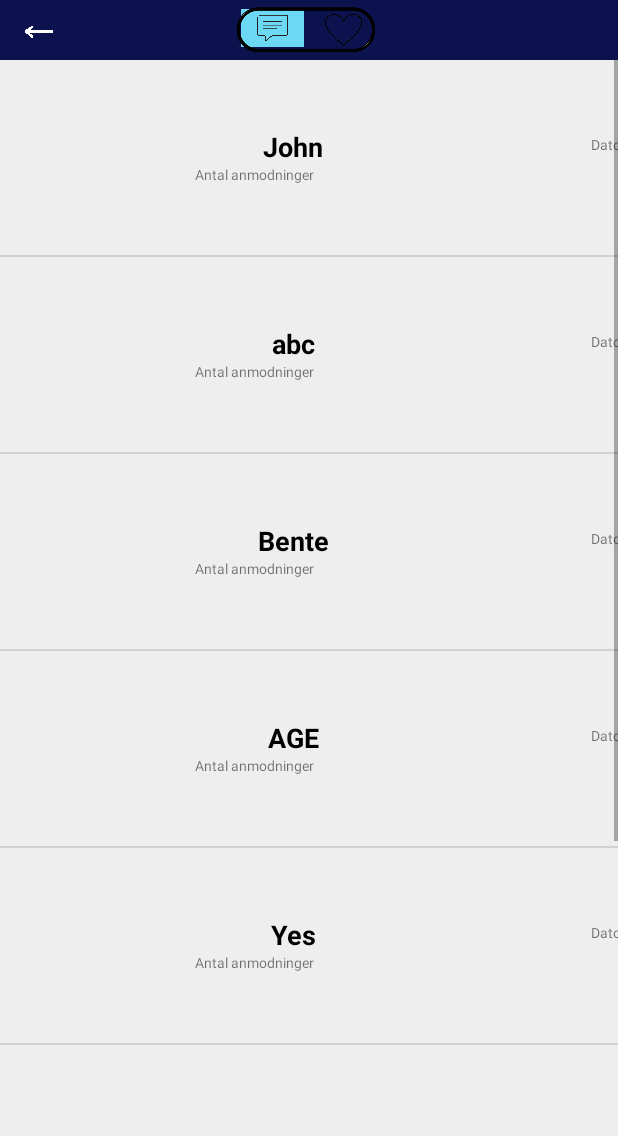
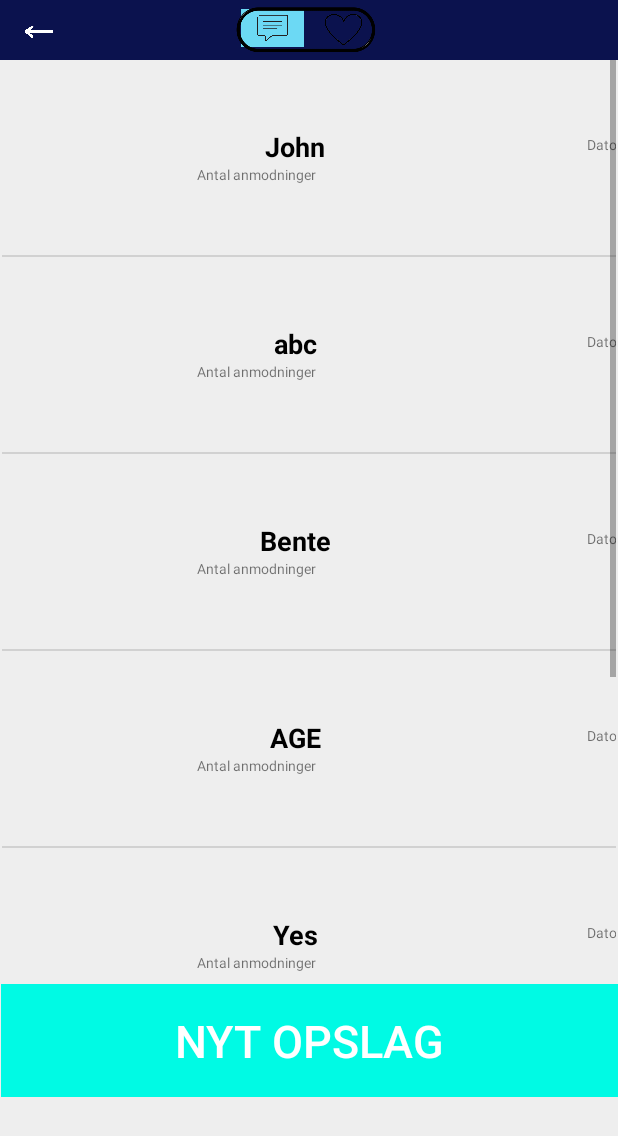
Before and after one commit to notarp1/Oplev, an Android app: the screen it shows after launch (MainActivity), after a tap on an icon or button, on a phone screen of 412 x 824 dp. Shown: the top 1136 px of the screen. Run offline under Robolectric (Android 15) with nearby library versions, the phone set to English and light mode, and no system bars.

Commit message:
Lavet jakobs knap

```diff
--- /dev/null
+++ b/app/src/main/java/com/example/oplev/Create_Button_frag.java
@@ -0,0 +1,33 @@
+package com.example.oplev;
+
+import android.os.Bundle;
+import android.view.LayoutInflater;
+import android.view.View;
+import android.view.ViewGroup;
+import android.widget.Button;
+
+import androidx.fragment.app.Fragment;
+
+public class Create_Button_frag extends Fragment implements View.OnClickListener {
+    Button opret;
+
+    public View onCreateView(LayoutInflater i, ViewGroup container, Bundle savedInstanceState) {
+        View rod = i.inflate(R.layout.nytopslag_knap, container, false);
+
+        opret = rod.findViewById(R.id.opretOpslag_Knap);
+
+        opret.setOnClickListener(this);
+
+        return rod;
+    }
+
+
+
+        @Override
+    public void onClick(View v) {
+        if (v == opret){
+            // do something
+        }
+
+    }
+}
--- a/app/src/main/java/com/example/oplev/Likeside_frag.java
+++ b/app/src/main/java/com/example/oplev/Likeside_frag.java
@@ -29,6 +29,11 @@ public class Likeside_frag extends Fragment implements View.OnClickListener{
 
         ArrayAdapter adapter = new ArrayAdapter(getActivity(), R.layout.besked_liste_element, R.id.beskeder_overskrift, navne);
 
+        getFragmentManager().beginTransaction().replace(R.id.opretopslag_box, new Create_Button_frag())
+                //.addToBackStack(null)
+                .commit();
+
+
         listView = root.findViewById(R.id.beskedListView);
         //listView.setOnItemClickListener(this);
         listView.setAdapter(adapter);
@@ -36,6 +41,9 @@ public class Likeside_frag extends Fragment implements View.OnClickListener{
         hjerte.setOnClickListener(this);
         besked.setOnClickListener(this);
         tilbage.setOnClickListener(this);
+
+
+
 
         return root;
     }
--- a/app/src/main/res/layout/likeside.xml
+++ b/app/src/main/res/layout/likeside.xml
@@ -10,6 +10,10 @@
     >
 
     <androidx.constraintlayout.widget.ConstraintLayout
+        android:layout_width="match_parent"
+        android:layout_height="match_parent">
+
+        <androidx.constraintlayout.widget.ConstraintLayout
             android:id="@+id/top_bar"
             android:layout_width="match_parent"
             android:layout_height="40dp"
@@ -17,12 +21,10 @@
             android:layout_alignParentLeft="true"
             android:layout_alignParentTop="true"
             android:background="@drawable/top_bar"
-        app:layout_constraintBottom_toBottomOf="@+id/likeside_frameLayout"
             app:layout_constraintEnd_toEndOf="parent"
             app:layout_constraintHorizontal_bias="0.0"
             app:layout_constraintStart_toStartOf="parent"
-        app:layout_constraintTop_toTopOf="parent"
-        app:layout_constraintVertical_bias="0.0">
+            app:layout_constraintTop_toTopOf="parent">
 
             <ImageView
                 android:id="@+id/topbar_arrow"
@@ -84,11 +86,11 @@
 
         <FrameLayout
             android:id="@+id/likeside_frameLayout"
-        android:layout_width="413dp"
-        android:layout_height="691dp"
-        app:layout_constraintBottom_toBottomOf="parent"
+            android:layout_width="409dp"
+            android:layout_height="614dp"
             app:layout_constraintEnd_toEndOf="parent"
-        app:layout_constraintStart_toStartOf="parent">
+            app:layout_constraintStart_toStartOf="parent"
+            app:layout_constraintTop_toBottomOf="@+id/top_bar">
 
             <ListView
                 android:id="@+id/beskedListView"
@@ -96,4 +98,19 @@
                 android:layout_height="match_parent" />
         </FrameLayout>
 
+        <FrameLayout
+            android:id="@+id/opretopslag_box"
+            android:layout_width="411dp"
+            android:layout_height="75dp"
+            android:layout_marginTop="2dp"
+            app:layout_constraintBottom_toBottomOf="parent"
+            app:layout_constraintEnd_toEndOf="parent"
+            app:layout_constraintHorizontal_bias="1.0"
+            app:layout_constraintStart_toStartOf="parent"
+            app:layout_constraintTop_toBottomOf="@+id/likeside_frameLayout"
+            app:layout_constraintVertical_bias="0.0">
+
+        </FrameLayout>
+    </androidx.constraintlayout.widget.ConstraintLayout>
+
 </LinearLayout>
--- /dev/null
+++ b/app/src/main/res/layout/nytopslag_knap.xml
@@ -0,0 +1,29 @@
+<?xml version="1.0" encoding="utf-8"?>
+<androidx.constraintlayout.widget.ConstraintLayout
+    xmlns:android="http://schemas.android.com/apk/res/android"
+    xmlns:app="http://schemas.android.com/apk/res-auto"
+    android:layout_width="match_parent"
+    android:layout_height="match_parent">
+
+    <Button
+        android:id="@+id/opretOpslag_Knap"
+        android:layout_width="match_parent"
+        android:layout_height="75dp"
+        android:layout_alignParentStart="true"
+        android:layout_alignParentLeft="true"
+        android:layout_alignParentTop="true"
+        android:layout_alignParentEnd="true"
+        android:layout_alignParentRight="true"
+        android:layout_alignParentBottom="true"
+        android:background="#00FAE4"
+        android:shadowColor="#FFFFFF"
+        android:text="NYT OPSLAG"
+        android:textColor="#FFFFFF"
+        android:textSize="30sp"
+        app:layout_constraintBottom_toBottomOf="parent"
+        app:layout_constraintEnd_toEndOf="parent"
+        app:layout_constraintHorizontal_bias="0.0"
+        app:layout_constraintStart_toStartOf="parent"
+        app:layout_constraintTop_toTopOf="parent"
+        app:layout_constraintVertical_bias="0.004" />
+</androidx.constraintlayout.widget.ConstraintLayout>
```
Lines whose indentation alone changed are shown as unchanged.
